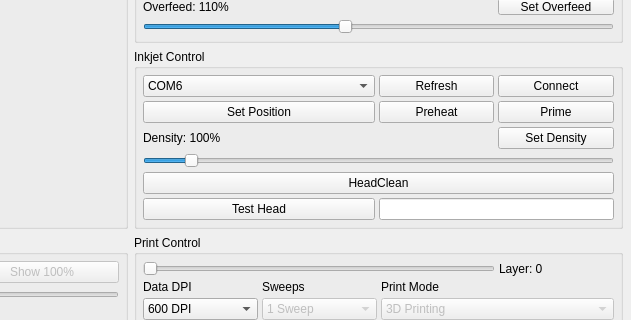
Old version of the form src/Oasis_interface_v2.ui in the repository ZoeJ9/Oasis_3DPrinter; both pictures show x 369 to 1000 and y 188 to 508 of the 1000 by 600 pixel window.
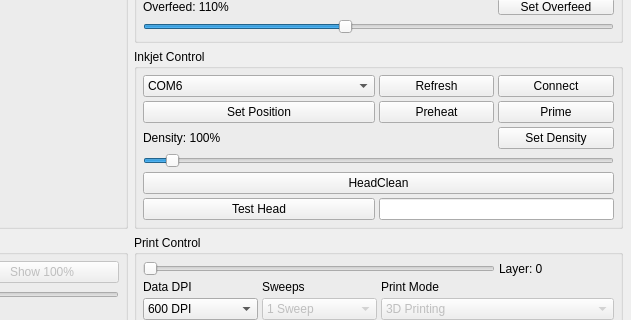
New version of the form.

Commit message:
Widen inkjet density slider range to 0-1000, default 50
Matches the 0-1000 density scale already used elsewhere (InkjetSetDensity/
InkjetSetDensityText), previous 1-100 range was stale.

```diff
--- a/src/Oasis_interface_v2.ui
+++ b/src/Oasis_interface_v2.ui
@@ -271,8 +271,8 @@
        <item row="3" column="0" colspan="4">
         <widget class="QSlider" name="inkjet_density">
          <property name="minimum"><number>1</number></property>
-         <property name="maximum"><number>100</number></property>
-         <property name="value"><number>10</number></property>
+         <property name="maximum"><number>1000</number></property>
+         <property name="value"><number>50</number></property>
          <property name="orientation"><enum>Qt::Horizontal</enum></property>
         </widget>
        </item>
```
